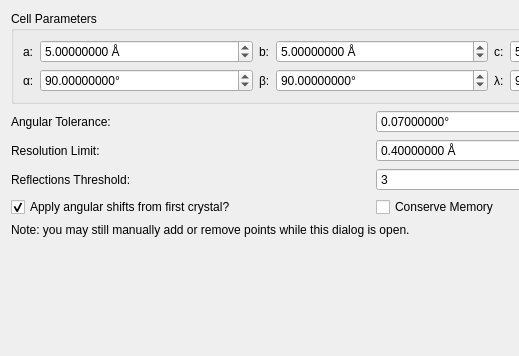
This is polylaue/ui/resources/ui/find_dialog.ui in PolyLaue/PolyLaue as Qt 5 draws it before an edit; both pictures show x 0 to 519 and y 0 to 356 of the 746 by 356 pixel window. The edited form follows.
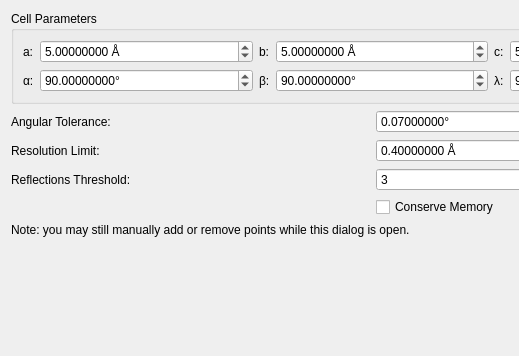
This is the edited form. Custom widgets are drawn as their Qt base class.

Patch:
```diff
--- a/polylaue/ui/resources/ui/find_dialog.ui
+++ b/polylaue/ui/resources/ui/find_dialog.ui
@@ -303,19 +303,6 @@
      </property>
     </spacer>
    </item>
-   <item row="4" column="0">
-    <widget class="QCheckBox" name="apply_angular_shifts_from_first">
-     <property name="toolTip">
-      <string>&lt;html&gt;&lt;head/&gt;&lt;body&gt;&lt;p&gt;Set the angular shifts of the new crystal to match those from the first crystal.&lt;/p&gt;&lt;p&gt;You wouldn't enable this if you expect your crystals to have different angular shifts (for example, the sample bends such that one crystal has a different angular shift than another crystal).&lt;/p&gt;&lt;/body&gt;&lt;/html&gt;</string>
-     </property>
-     <property name="text">
-      <string>Apply angular shifts from first crystal?</string>
-     </property>
-     <property name="checked">
-      <bool>true</bool>
-     </property>
-    </widget>
-   </item>
   </layout>
  </widget>
  <customwidgets>
```
Left out of the diff: 1 changed line with no effect on the pictures.
